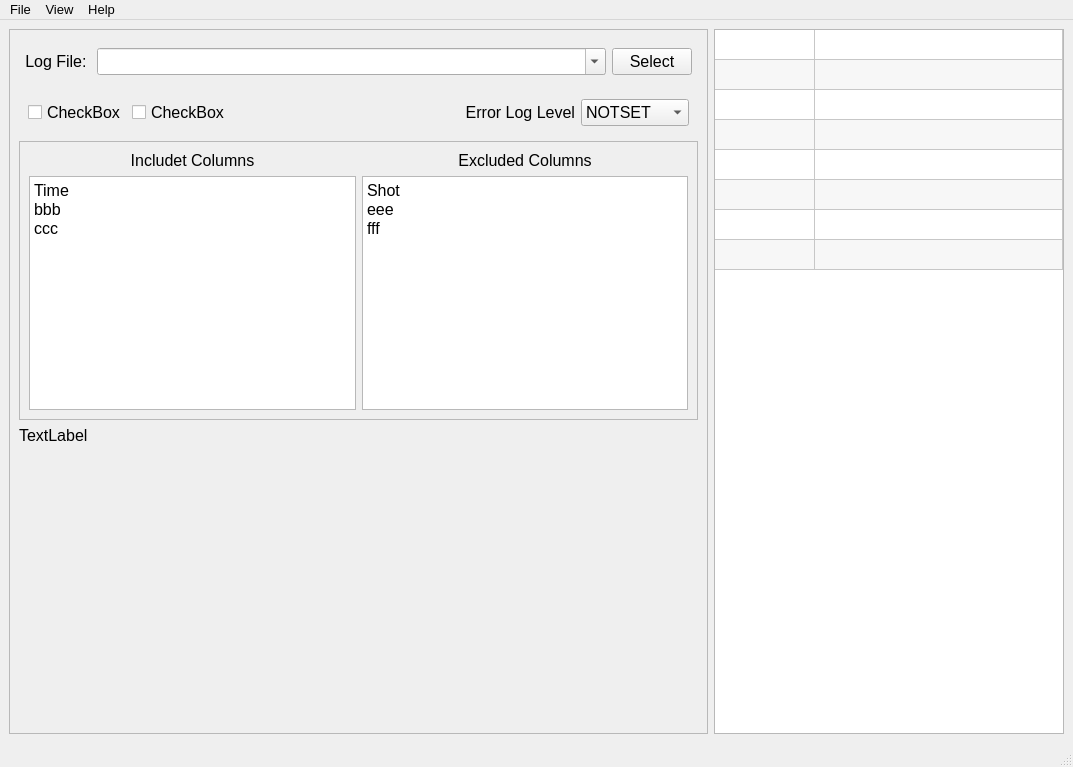
This is LoggerPlotter.ui in salinsalins/LoggerPlotterPy as Qt 5 draws it before an edit. The edited form follows.
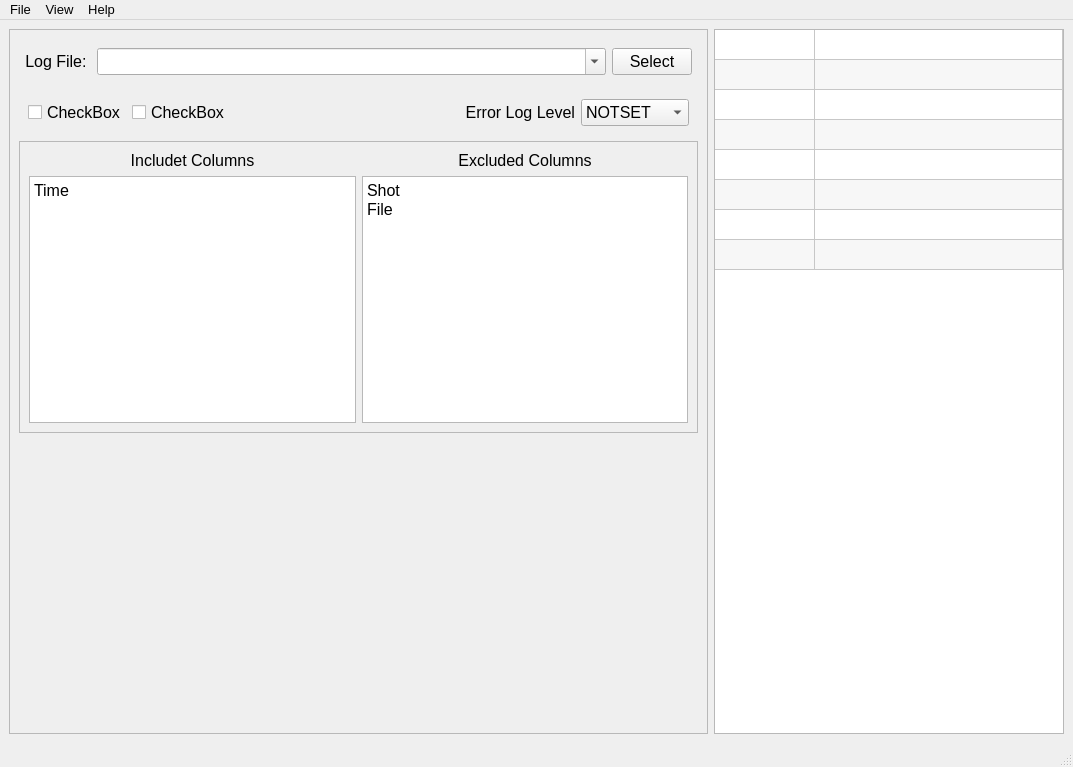
This is the edited form. The open tabs and pages were chosen to show the change.

The edit to the form file:
```diff
--- a/LoggerPlotter.ui
+++ b/LoggerPlotter.ui
@@ -478,10 +478,7 @@
                     <item row="1" column="0">
                      <widget class="QPlainTextEdit" name="plainTextEdit_2">
                       <property name="plainText">
-                       <string>Time
-bbb
-ccc
-</string>
+                       <string>Time</string>
                       </property>
                      </widget>
                     </item>
@@ -489,21 +486,13 @@
                      <widget class="QPlainTextEdit" name="plainTextEdit_3">
                       <property name="plainText">
                        <string>Shot
-eee
-fff</string>
+File</string>
                       </property>
                      </widget>
                     </item>
                    </layout>
                   </widget>
                  </item>
-                 <item>
-                  <widget class="QLabel" name="label_5">
-                   <property name="text">
-                    <string>TextLabel</string>
-                   </property>
-                  </widget>
-                 </item>
                  <item>
                   <spacer name="verticalSpacer">
                    <property name="orientation">
```
